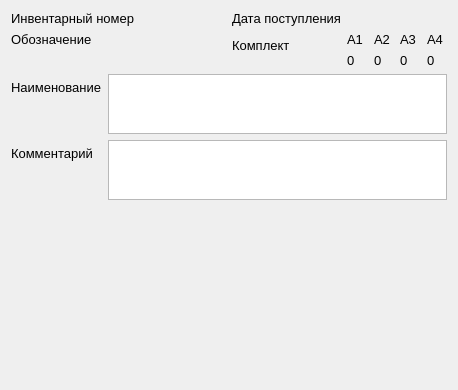
First picture: the form in cardviewform.ui, repository Lelius/FileLibrary, before the edit.
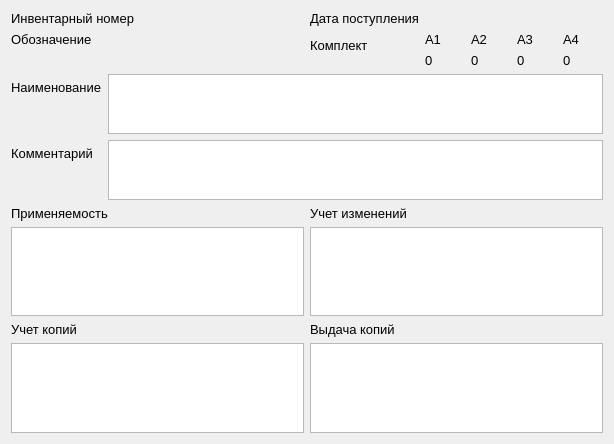
Second picture: the form after the edit.

Commit message: Добавил в cardviewform.ui четыре tableWidget под таблицы учета заполняемые из qvector.

```diff
--- a/cardviewform.ui
+++ b/cardviewform.ui
@@ -6,8 +6,8 @@
    <rect>
     <x>0</x>
     <y>0</y>
-    <width>458</width>
-    <height>390</height>
+    <width>614</width>
+    <height>444</height>
    </rect>
   </property>
   <property name="windowTitle">
@@ -302,6 +302,102 @@
     </layout>
    </item>
    <item row="1" column="0">
+    <layout class="QVBoxLayout" name="verticalLayout_3">
+     <item>
+      <layout class="QHBoxLayout" name="horizontalLayout_4">
+       <item>
+        <widget class="QLabel" name="labelApplicability">
+         <property name="font">
+          <font>
+           <pointsize>10</pointsize>
+          </font>
+         </property>
+         <property name="text">
+          <string>Применяемость</string>
+         </property>
+        </widget>
+       </item>
+       <item>
+        <widget class="QLabel" name="labelChangeAccounting">
+         <property name="font">
+          <font>
+           <pointsize>10</pointsize>
+          </font>
+         </property>
+         <property name="text">
+          <string>Учет изменений</string>
+         </property>
+        </widget>
+       </item>
+      </layout>
+     </item>
+     <item>
+      <layout class="QHBoxLayout" name="horizontalLayout_5">
+       <item>
+        <widget class="QTableWidget" name="tableWidgetApplicability">
+         <property name="font">
+          <font>
+           <pointsize>10</pointsize>
+          </font>
+         </property>
+        </widget>
+       </item>
+       <item>
+        <widget class="QTableWidget" name="tableWidgetChangeAccounting">
+         <property name="font">
+          <font>
+           <pointsize>10</pointsize>
+          </font>
+         </property>
+        </widget>
+       </item>
+      </layout>
+     </item>
+    </layout>
+   </item>
+   <item row="2" column="0">
+    <layout class="QVBoxLayout" name="verticalLayout_4">
+     <item>
+      <layout class="QHBoxLayout" name="horizontalLayout_6">
+       <item>
+        <widget class="QLabel" name="labelCopyAccounting">
+         <property name="font">
+          <font>
+           <pointsize>10</pointsize>
+          </font>
+         </property>
+         <property name="text">
+          <string>Учет копий</string>
+         </property>
+        </widget>
+       </item>
+       <item>
+        <widget class="QLabel" name="labelIssuanceOfCopies">
+         <property name="font">
+          <font>
+           <pointsize>10</pointsize>
+          </font>
+         </property>
+         <property name="text">
+          <string>Выдача копий</string>
+         </property>
+        </widget>
+       </item>
+      </layout>
+     </item>
+     <item>
+      <layout class="QHBoxLayout" name="horizontalLayout_7">
+       <item>
+        <widget class="QTableWidget" name="tableWidgetCopyAccounting"/>
+       </item>
+       <item>
+        <widget class="QTableWidget" name="tableWidgetIssuanceOfCopies"/>
+       </item>
+      </layout>
+     </item>
+    </layout>
+   </item>
+   <item row="3" column="0">
     <spacer name="verticalSpacer">
      <property name="orientation">
       <enum>Qt::Vertical</enum>
```
The commit also changes 4 other files.
